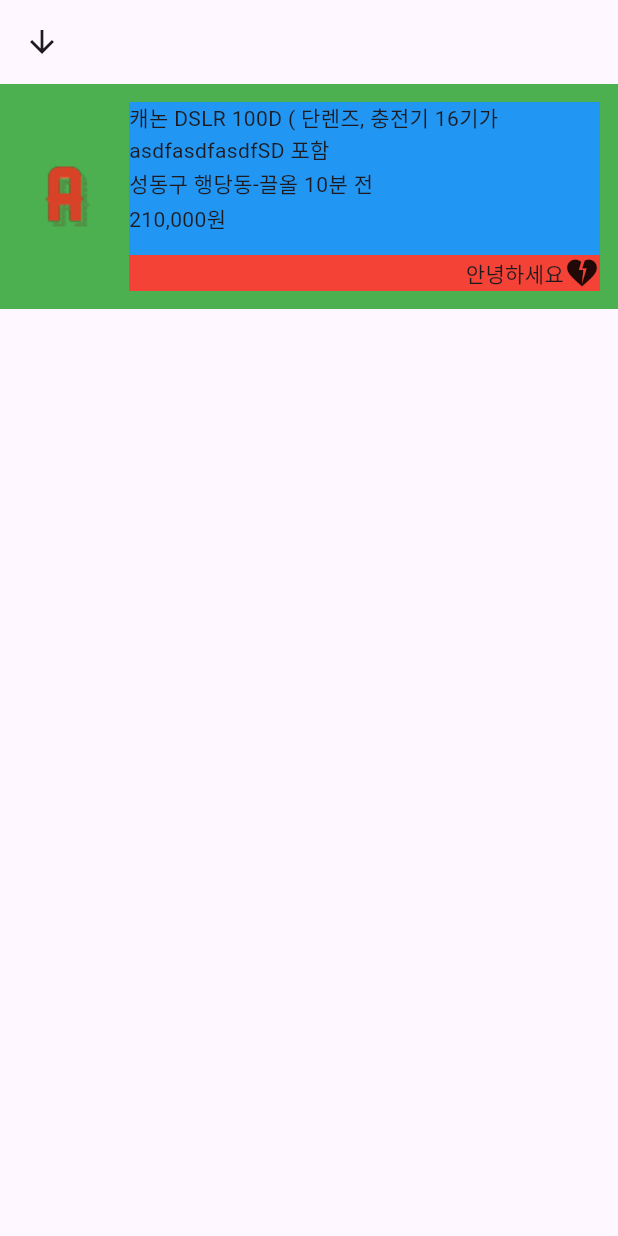
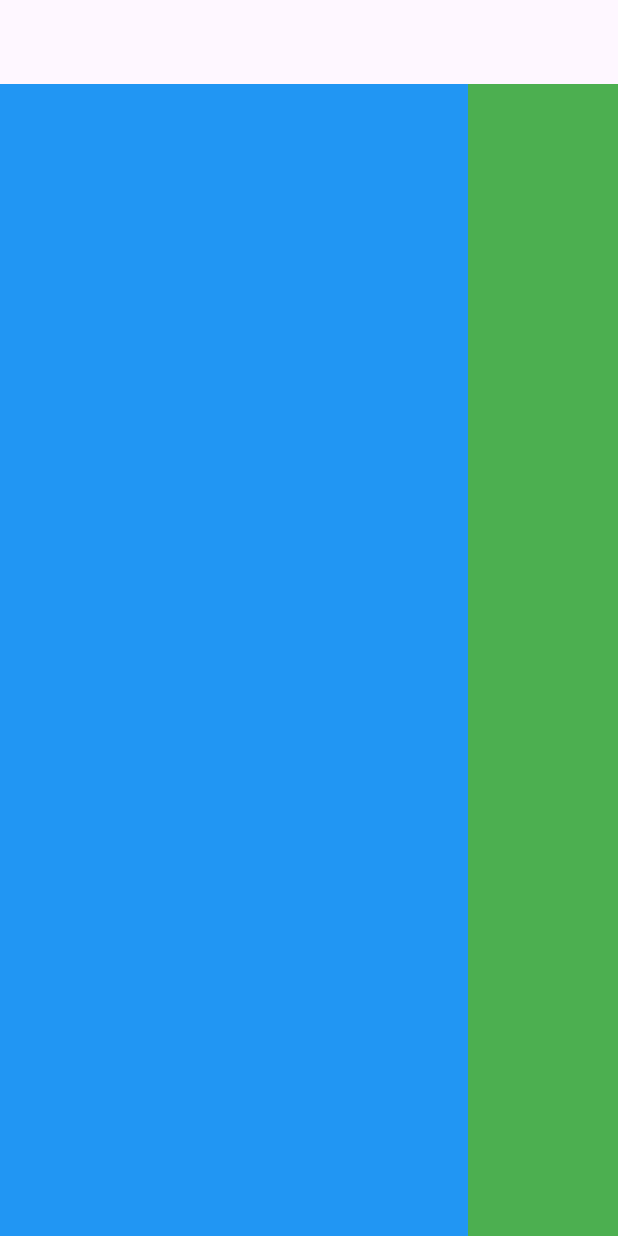
Before and after one commit to TaeYoon17/StarterPack, a Flutter app: the screen it shows after launch, on a phone screen of 412 x 824 dp. Run offline on Flutter 3.47's test engine with Material 3 defaults, Android fonts, the phone set to English and light mode, and no system bars.

Commit message:
[Feat] Lecture5 - Flexing

```diff
--- a/flutter_starter_pack/lib/dangun.dart
+++ b/flutter_starter_pack/lib/dangun.dart
@@ -10,7 +10,9 @@ class Dangun extends StatelessWidget {
         appBar: AppBar(
           leading:
               // Text("광진구 천호동"),
+              // AppBar는 각 네이티브에 맞게 최적화하는게 좋을 듯 하다...
               IconButton(onPressed: (){},icon: Icon(Icons.arrow_downward))
+
         ),
         body: Container(
           height: 150,
@@ -31,7 +33,6 @@ class Dangun extends StatelessWidget {
                   children: [
                     Text("캐논 DSLR 100D ( 단렌즈, 충전기 16기가asdfasdfasdfSD 포함",
                       softWrap: true,
-                      // overflow: TextOverflow.ellipsis,
                     ),
                     Row(
                       children: [
--- /dev/null
+++ b/flutter_starter_pack/lib/flexible.dart
@@ -0,0 +1,28 @@
+import 'package:flutter/foundation.dart';
+import 'package:flutter/material.dart';
+
+
+
+class MyFlexible extends StatelessWidget {
+  const MyFlexible({super.key});
+  static var flexibleChildren = [
+    Flexible(child: Container(color: Colors.blue), flex: 3),
+    Flexible(child: Container(color: Colors.green), flex: 7),
+    Flexible(child: Container(color: Colors.red), flex: 5)
+  ];
+
+  @override
+  Widget build(BuildContext context) {
+    return MaterialApp(
+      home: Scaffold(
+        appBar: AppBar(),
+        body: Row(
+          children: [
+            Expanded(child: Container(color: Colors.blue,)),
+            Container(width: 100, color: Colors.green,)
+          ],
+        ),
+      ),
+    );
+  }
+}
--- a/flutter_starter_pack/lib/main.dart
+++ b/flutter_starter_pack/lib/main.dart
@@ -1,7 +1,8 @@
 import 'package:flutter/material.dart';
 import 'dangun.dart';
+import 'flexible.dart';
 void main() {
-  runApp(const Dangun());
+  runApp(const MyFlexible());
 }
 
 class MyApp extends StatelessWidget {
```
